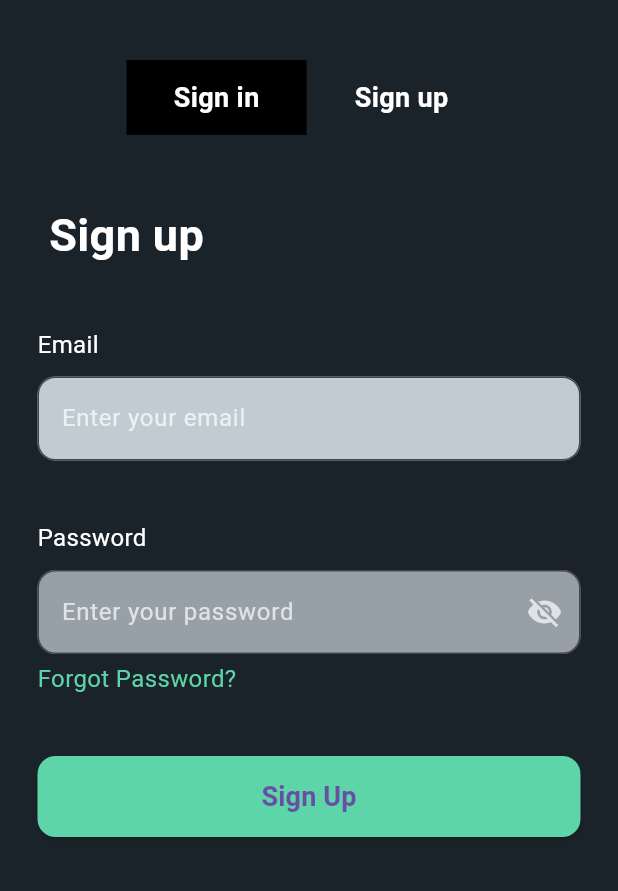
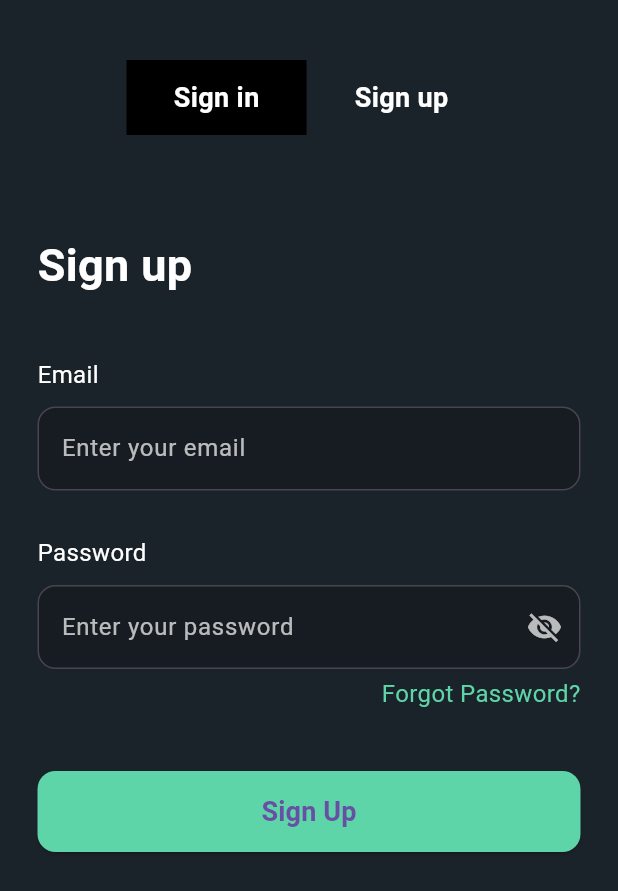
Before and after one commit to rajni2002491/ZeptoApp, a Flutter app: the screen it shows after launch, after a tap on "Sign up", on a phone screen of 412 x 824 dp. Shown: the top 891 px of the screen. Run offline on Flutter 3.47's test engine with Material 3 defaults, Android fonts, the phone set to English and light mode, and no system bars; our stand-ins replace firebase_auth, firebase_core, fl_chart; accounts and stored records are empty; network calls fail.

Commit message:
fix overflow button issue sigin signup

```diff
--- a/lib/screens/login_screen.dart
+++ b/lib/screens/login_screen.dart
@@ -49,8 +49,13 @@ class _LoginScreenState extends State<LoginScreen> {
 
   @override
   Widget build(BuildContext context) {
-    return Padding(
+    return SafeArea(
+      child: Scaffold(
+        backgroundColor: const Color(0xFF1B232A),
+        body: Padding(
           padding: const EdgeInsets.all(25.0),
+          child: SingleChildScrollView(
+            physics: const BouncingScrollPhysics(),
             child: Column(
               mainAxisAlignment: MainAxisAlignment.start,
               crossAxisAlignment: CrossAxisAlignment.start,
@@ -72,14 +77,17 @@ class _LoginScreenState extends State<LoginScreen> {
                 TextField(
                   controller: _emailController,
                   keyboardType: TextInputType.emailAddress,
+                  style: const TextStyle(
+                    color: Colors.white,
+                  ),
                   decoration: InputDecoration(
                     hintText: 'Enter your email',
+                    hintStyle: const TextStyle(color: Colors.white70),
                     border: OutlineInputBorder(
                       borderRadius: BorderRadius.circular(12),
                     ),
                     filled: true,
-              fillColor: const Color.fromARGB(255, 192, 201, 210),
-              hintStyle: const TextStyle(color: Colors.white70),
+                    fillColor: const Color(0xFF161C22),
                   ),
                 ),
                 const SizedBox(height: 40),
@@ -91,17 +99,22 @@ class _LoginScreenState extends State<LoginScreen> {
                 TextField(
                   controller: _passwordController,
                   obscureText: !_isPasswordVisible,
+                  style: const TextStyle(
+                    color: Colors.white,
+                  ),
                   decoration: InputDecoration(
                     hintText: 'Enter your password',
+                    hintStyle: const TextStyle(color: Colors.white70),
                     border: OutlineInputBorder(
                       borderRadius: BorderRadius.circular(12),
                     ),
                     filled: true,
-              fillColor: const Color.fromARGB(255, 156, 162, 168),
-              hintStyle: const TextStyle(color: Colors.white70),
+                    fillColor: const Color(0xFF161C22),
                     suffixIcon: IconButton(
                       icon: Icon(
-                  _isPasswordVisible ? Icons.visibility : Icons.visibility_off,
+                        _isPasswordVisible
+                            ? Icons.visibility
+                            : Icons.visibility_off,
                         color: Colors.white70,
                       ),
                       onPressed: () {
@@ -138,6 +151,9 @@ class _LoginScreenState extends State<LoginScreen> {
                 ),
               ],
             ),
+          ),
+        ),
+      ),
     );
   }
 }
--- a/lib/screens/signup_screen.dart
+++ b/lib/screens/signup_screen.dart
@@ -12,7 +12,6 @@ class SignupScreen extends StatefulWidget {
 class _SignupScreenState extends State<SignupScreen> {
   final _emailController = TextEditingController();
   final _passwordController = TextEditingController();
-
   bool _isPasswordVisible = false;
 
   @override
@@ -28,9 +27,8 @@ class _SignupScreenState extends State<SignupScreen> {
         email: _emailController.text.trim(),
         password: _passwordController.text.trim(),
       );
-      ScaffoldMessenger.of(context).showSnackBar(
-        const SnackBar(content: Text('Signup Successful')),
-      );
+      ScaffoldMessenger.of(context)
+          .showSnackBar(const SnackBar(content: Text('Signup Successful')));
       Navigator.pushReplacement(
         context,
         MaterialPageRoute(builder: (context) => const SignupSuccess()),
@@ -48,14 +46,18 @@ class _SignupScreenState extends State<SignupScreen> {
 
   @override
   Widget build(BuildContext context) {
-    return Padding(
+    return Scaffold(
+      backgroundColor: const Color(0xFF1B232A), // Dark Background
+      body: SafeArea(
+        child: SingleChildScrollView(
+          child: Padding(
             padding: const EdgeInsets.all(25.0),
             child: Column(
-        mainAxisAlignment: MainAxisAlignment.start,
               crossAxisAlignment: CrossAxisAlignment.start,
               children: [
+                const SizedBox(height: 20),
                 const Text(
-            ' Sign up',
+                  'Sign up',
                   style: TextStyle(
                     fontSize: 30,
                     fontWeight: FontWeight.bold,
@@ -63,35 +65,43 @@ class _SignupScreenState extends State<SignupScreen> {
                   ),
                 ),
                 const SizedBox(height: 40),
-          const Text('Email', style: TextStyle(color: Colors.white, fontSize: 16)),
+                const Text(
+                  'Email',
+                  style: TextStyle(color: Colors.white, fontSize: 16),
+                ),
                 const SizedBox(height: 10),
                 TextField(
                   controller: _emailController,
                   keyboardType: TextInputType.emailAddress,
+                  style: const TextStyle(color: Colors.white),
                   decoration: InputDecoration(
                     hintText: 'Enter your email',
+                    hintStyle: const TextStyle(color: Colors.white70),
                     border: OutlineInputBorder(
                       borderRadius: BorderRadius.circular(12),
                     ),
                     filled: true,
-              fillColor: const Color.fromARGB(255, 193, 203, 210),
-              hintStyle: const TextStyle(color: Colors.white70),
+                    fillColor: const Color(0xFF161C22),
                   ),
                 ),
-          const SizedBox(height: 40),
-          const Text('Password', style: TextStyle(color: Colors.white, fontSize: 16)),
+                const SizedBox(height: 30),
+                const Text(
+                  'Password',
+                  style: TextStyle(color: Colors.white, fontSize: 16),
+                ),
                 const SizedBox(height: 10),
                 TextField(
                   controller: _passwordController,
                   obscureText: !_isPasswordVisible,
+                  style: const TextStyle(color: Colors.white),
                   decoration: InputDecoration(
                     hintText: 'Enter your password',
+                    hintStyle: const TextStyle(color: Colors.white70),
                     border: OutlineInputBorder(
                       borderRadius: BorderRadius.circular(12),
                     ),
                     filled: true,
-              fillColor: const Color.fromARGB(255, 152, 160, 167),
-              hintStyle: const TextStyle(color: Colors.white70),
+                    fillColor: const Color(0xFF161C22),
                     suffixIcon: IconButton(
                       icon: Icon(
                         _isPasswordVisible ? Icons.visibility : Icons.visibility_off,
@@ -106,16 +116,21 @@ class _SignupScreenState extends State<SignupScreen> {
                   ),
                 ),
                 const SizedBox(height: 5),
-          const Text(
+                const Align(
+                  alignment: Alignment.centerRight,
+                  child: Text(
                     'Forgot Password?',
                     style: TextStyle(color: Color(0xFF5ED5A8), fontSize: 16),
                   ),
+                ),
                 const SizedBox(height: 40),
-          ElevatedButton(
+                SizedBox(
+                  width: double.infinity,
+                  height: 54,
+                  child: ElevatedButton(
                     onPressed: _handleSignup,
                     style: ElevatedButton.styleFrom(
                       backgroundColor: const Color(0xFF5ED5A8),
-              fixedSize: const Size(366, 54),
                       shape: RoundedRectangleBorder(
                         borderRadius: BorderRadius.circular(12),
                       ),
@@ -125,7 +140,12 @@ class _SignupScreenState extends State<SignupScreen> {
                       style: TextStyle(fontSize: 18, fontWeight: FontWeight.bold),
                     ),
                   ),
+                ),
+                const SizedBox(height: 20),
               ],
+            ),
+          ),
+        ),
       ),
     );
   }
```
Lines whose indentation alone changed are shown as unchanged.
